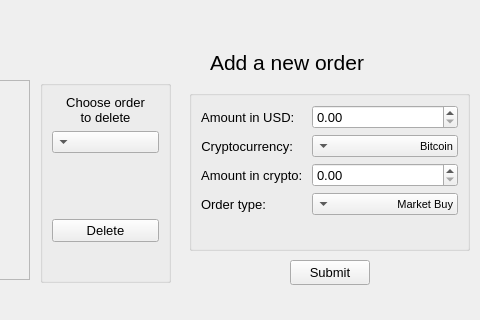
Old version of the form cryptocurrency-exchange/mainwindow.ui in the repository Lyczeq/cryptocurrency-exchange; both pictures show x 320 to 800 and y 90 to 410 of the 800 by 500 pixel window.
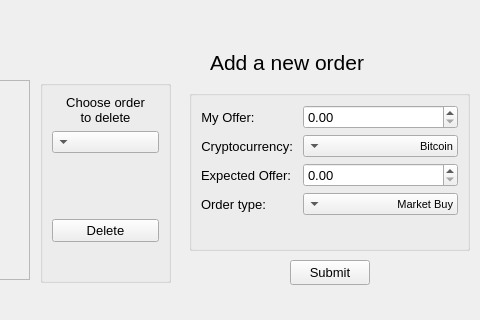
New version of the form. The open tabs and pages were chosen to show the change. Custom widgets are drawn as their Qt base class.

Diff of the .ui file:
```diff
--- a/cryptocurrency-exchange/mainwindow.ui
+++ b/cryptocurrency-exchange/mainwindow.ui
@@ -1640,6 +1640,9 @@
            <property name="enabled">
             <bool>true</bool>
            </property>
+           <property name="maximum">
+            <double>9999999999999.000000000000000</double>
+           </property>
           </widget>
          </item>
          <item row="3" column="0">
@@ -1701,7 +1704,7 @@
          <item row="2" column="0">
           <widget class="QLabel" name="howMuchCryptoOrderLabel">
            <property name="text">
-            <string>Amount in crypto: </string>
+            <string>Expected Offer:</string>
            </property>
            <property name="alignment">
             <set>Qt::AlignCenter</set>
@@ -1711,7 +1714,7 @@
          <item row="0" column="0">
           <widget class="QLabel" name="usdAmountLabel">
            <property name="text">
-            <string>Amount in USD: </string>
+            <string>My Offer:</string>
            </property>
            <property name="alignment">
             <set>Qt::AlignCenter</set>
@@ -1719,7 +1722,11 @@
           </widget>
          </item>
          <item row="0" column="1">
-          <widget class="QDoubleSpinBox" name="howMuchUSD"/>
+          <widget class="QDoubleSpinBox" name="myOffer">
+           <property name="maximum">
+            <double>9999999.990000000223517</double>
+           </property>
+          </widget>
          </item>
         </layout>
        </item>
```
Left out of the diff: 6 changed lines with no effect on the pictures.
